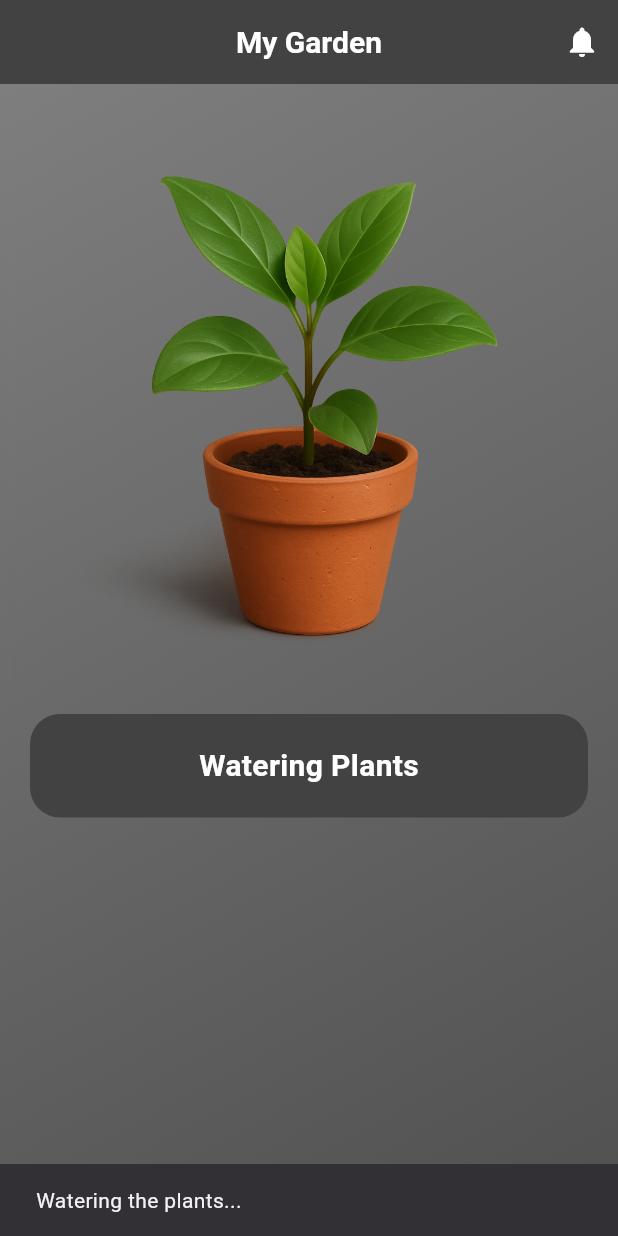
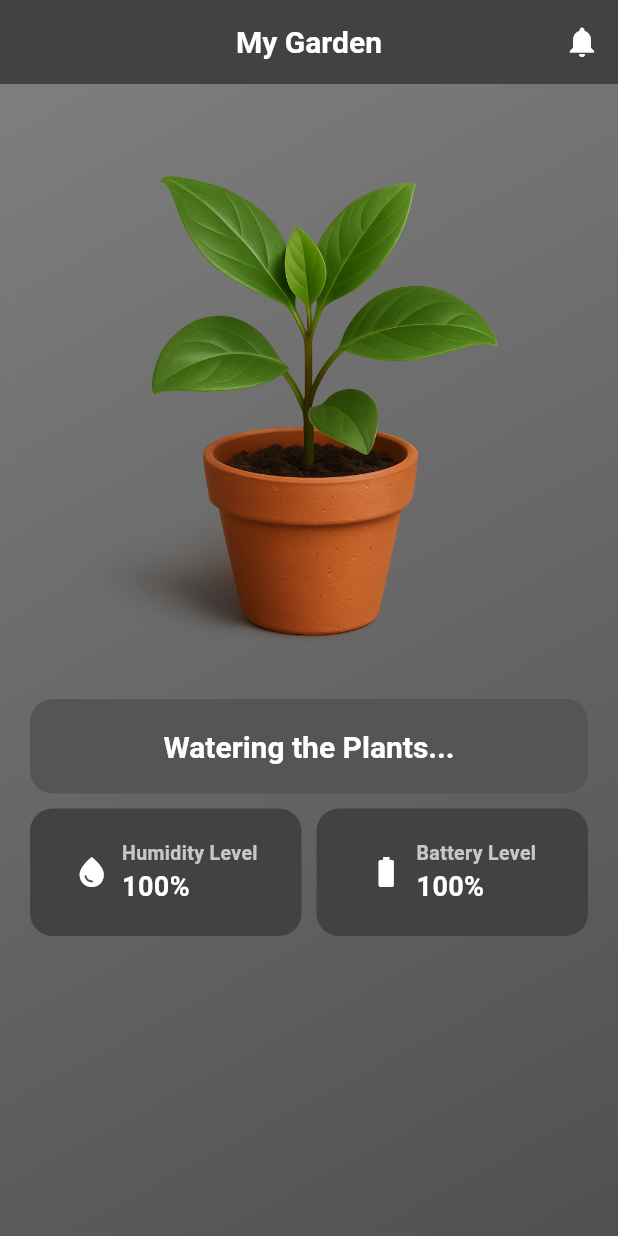
Before and after one commit to Gamdev4/PlantCare, a Flutter app: the screen it shows after launch, after a tap on "Watering Plants", on a phone screen of 412 x 824 dp. Run offline on Flutter 3.47's test engine with Material 3 defaults, Android fonts, the phone set to English and light mode, and no system bars.

Commit message:
refactor: extend minimalist UI with HumidityLevel and BatteryLevel placeholders

```diff
--- a/lib/constants/app_constants.dart
+++ b/lib/constants/app_constants.dart
@@ -2,8 +2,12 @@ class AppConstants {
   static const String appName = "PlantCare";
   static const String appTitle = "My Garden";
   static const String wateringButtonText = "Watering Plants";
-  static const String wateringPlants = "Watering the Plants";
+  static const String wateringPlants = "Watering the Plants...";
 
   static const String notificationsTitle = "Notifications";
   static const String noNotifications = "No notifications yet!";
+
+  static const String humidityLevel = "Humidity Level";
+
+  static const String batteryLevel = "Battery Level";
 }
--- a/lib/pages/home_page.dart
+++ b/lib/pages/home_page.dart
@@ -1,6 +1,9 @@
 import 'package:flutter/material.dart';
 import 'package:namer_app/constants/app_constants.dart';
 import 'package:namer_app/pages/notifications_page.dart';
+import 'package:namer_app/widgets/batery_level.dart';
+import 'package:namer_app/widgets/humidity_level.dart';
+import 'package:namer_app/widgets/watering_button.dart';
 
 class HomePage extends StatelessWidget {
   HomePage({super.key});
@@ -56,35 +59,28 @@ class HomePage extends StatelessWidget {
               ),
 
               // Watering button
-              Padding(
-                padding: const EdgeInsets.all(20.0),
-                child: GestureDetector(
-                  onTap: () {
-                    // This is just a placeholder for the actual logic
-                    ScaffoldMessenger.of(context).showSnackBar(
-                      const SnackBar(content: Text('Watering the plants...')),
-                    );
-                  },
-                child: Container(
-                  decoration: BoxDecoration(
-                    color: Colors.grey[800],
-                    borderRadius: BorderRadius.circular(20.0),
-                  ),
-                  padding: const EdgeInsets.all(20.0),
-                  child: const Center(
-                    child: Text(
-                      AppConstants.wateringButtonText,
-                      style: TextStyle(
-                        fontSize: 20,
-                        fontWeight: FontWeight.bold,
-                        color: Colors.white,
-                      ),
-                    ),
-                  ),
-                ),
-                )
+              WateringButton(
+                onPressed: () {
+                  // Implement watering logic
+                },
               ),
 
+              // Battery and Humidity levels
+              Padding(
+                 padding: const EdgeInsets.symmetric(horizontal: 20), // Padding externo de 20
+                 child: Row(
+                  mainAxisAlignment: MainAxisAlignment.center,
+                    children: [
+                    Expanded(
+                     child: HumidityLevel(),
+                    ),
+                    SizedBox(width: 10), // Reducimos la separación interna a 10
+                    Expanded(
+                    child: BateryLevel(),
+      ),
+    ],
+  ),
+),
             ],
           ),
         ),
--- /dev/null
+++ b/lib/widgets/batery_level.dart
@@ -0,0 +1,53 @@
+import 'package:flutter/material.dart';
+import 'package:namer_app/constants/app_constants.dart';
+
+class BateryLevel extends StatelessWidget {
+  BateryLevel({super.key});
+
+  @override
+  Widget build(BuildContext context) {
+    return DecoratedBox(
+      decoration: BoxDecoration(
+        color: Colors.grey[800],
+        borderRadius: BorderRadius.circular(15.0),
+      ),
+      child: Padding(
+        padding: const EdgeInsets.symmetric(vertical: 20.0, horizontal: 12.0),
+        child: Row(
+          mainAxisAlignment: MainAxisAlignment.center,
+          mainAxisSize: MainAxisSize.min,
+          children: [
+            Icon(
+              Icons.battery_full_outlined,
+              color: Colors.white,
+              size: 24,
+            ),
+            const SizedBox(width: 8),
+            Column(
+              mainAxisSize: MainAxisSize.min,
+              crossAxisAlignment: CrossAxisAlignment.start,
+              children: [
+                Text(
+                  AppConstants.batteryLevel,
+                  style: const TextStyle(
+                    fontSize: 13,
+                    fontWeight: FontWeight.bold,
+                    color: Colors.white70,
+                  ),
+                ),
+                const Text(
+                  "100%", // Example battery level
+                  style: TextStyle(
+                    fontSize: 18,
+                    fontWeight: FontWeight.bold,
+                    color: Colors.white,
+                  ),
+                ),
+              ],
+            ),
+          ],
+        ),
+      ),
+    );
+  }
+}
--- /dev/null
+++ b/lib/widgets/humidity_level.dart
@@ -0,0 +1,53 @@
+import 'package:flutter/material.dart';
+import 'package:namer_app/constants/app_constants.dart';
+
+class HumidityLevel extends StatelessWidget {
+  HumidityLevel({super.key});
+
+  @override
+  Widget build(BuildContext context) {
+    return DecoratedBox(
+      decoration: BoxDecoration(
+        color: Colors.grey[800],
+        borderRadius: BorderRadius.circular(15.0),
+      ),
+      child: Padding(
+        padding: const EdgeInsets.symmetric(vertical: 20.0, horizontal: 12.0),
+        child: Row(
+          mainAxisAlignment: MainAxisAlignment.center,
+          mainAxisSize: MainAxisSize.min,
+          children: [
+            Icon(
+              Icons.water_drop,
+              color: Colors.white,
+              size: 24,
+            ),
+            const SizedBox(width: 8),
+            Column(
+              mainAxisSize: MainAxisSize.min,
+              crossAxisAlignment: CrossAxisAlignment.start,
+              children: [
+                Text(
+                  AppConstants.humidityLevel,
+                  style: const TextStyle(
+                    fontSize: 13,
+                    fontWeight: FontWeight.bold,
+                    color: Colors.white70,
+                  ),
+                ),
+                const Text(
+                  "100%", // Example humidity level
+                  style: TextStyle(
+                    fontSize: 18,
+                    fontWeight: FontWeight.bold,
+                    color: Colors.white,
+                  ),
+                ),
+              ],
+            ),
+          ],
+        ),
+      ),
+    );
+  }
+}
--- /dev/null
+++ b/lib/widgets/watering_button.dart
@@ -0,0 +1,65 @@
+import 'package:flutter/material.dart';
+import 'package:namer_app/constants/app_constants.dart';
+
+class WateringButton extends StatefulWidget{
+  final VoidCallback onPressed;
+  const WateringButton({super.key, required this.onPressed});
+
+  @override
+  State<WateringButton> createState() => _WateringButtonState();
+}
+
+class _WateringButtonState extends State<WateringButton> {
+
+  // Variables
+  bool _isPressing = false;
+  bool _isPressed = false;
+
+  @override
+  Widget build(BuildContext context) {
+
+    // Watering button
+    return Padding(padding: const EdgeInsets.symmetric(horizontal: 20, vertical: 10),
+      child: GestureDetector(
+        onTapDown: (_) => setState(() => _isPressing = true),
+        onTapUp: (_) => setState(() => _isPressing = false),
+        onTapCancel: () => setState(() => _isPressing = false),
+        onTap: () {
+          setState(() => _isPressing = true);
+          Future.delayed(const Duration(milliseconds: 200), () {
+            if (mounted) setState(() => _isPressing = false);
+          });
+          setState(() => _isPressed = true);
+          Future.delayed(const Duration(milliseconds: 2000), () {
+            if (mounted) setState(() => _isPressed = false);
+          });
+          widget.onPressed();
+        },
+
+        // Animated button
+        child: AnimatedContainer(
+          duration: const Duration(milliseconds: 200),
+          decoration: BoxDecoration(
+            color: _isPressing || _isPressed ?const Color.fromARGB(255, 85, 85, 85) : Colors.grey[800],
+            borderRadius: BorderRadius.circular(15.0),
+          ),
+          padding: const EdgeInsets.all(20.0),
+          child: Center(
+            child: AnimatedDefaultTextStyle(
+              duration: const Duration(milliseconds: 200),
+              style: TextStyle(
+                fontSize: _isPressing ? 18 : 20,
+                fontWeight: FontWeight.bold,
+                color: Colors.white,
+              ),
+              child: Text(
+                _isPressed ? AppConstants.wateringPlants : AppConstants.wateringButtonText,),
+            ),
+          ),
+      ),
+    ),
+    );
+
+
+  }
+}
```
